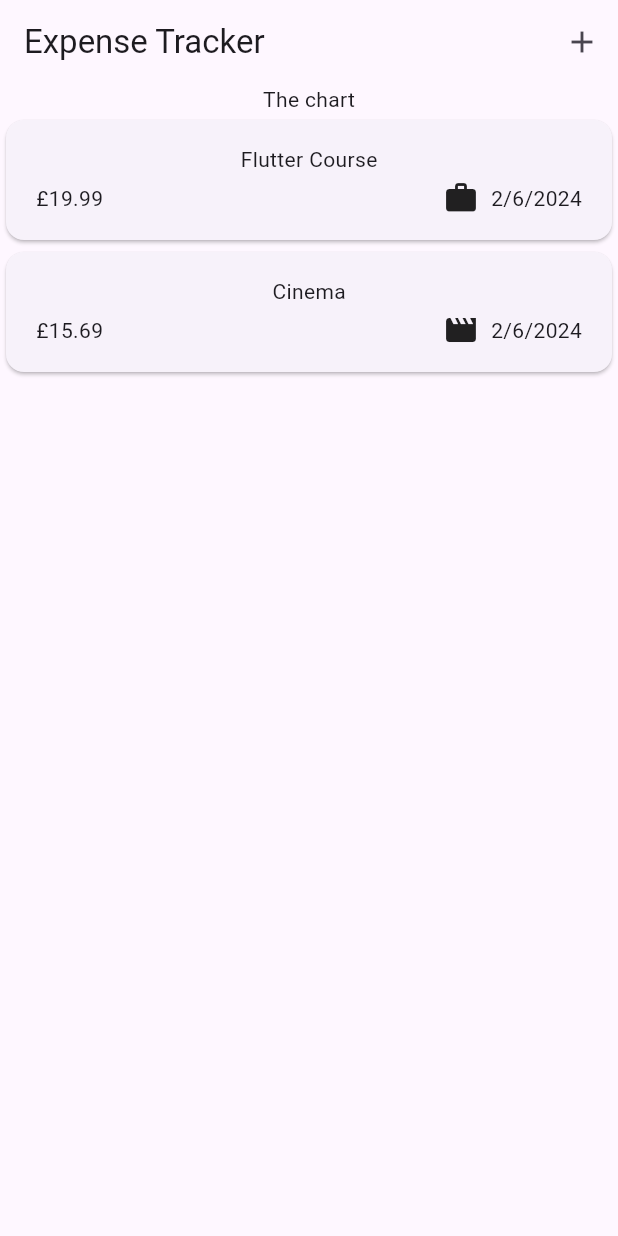
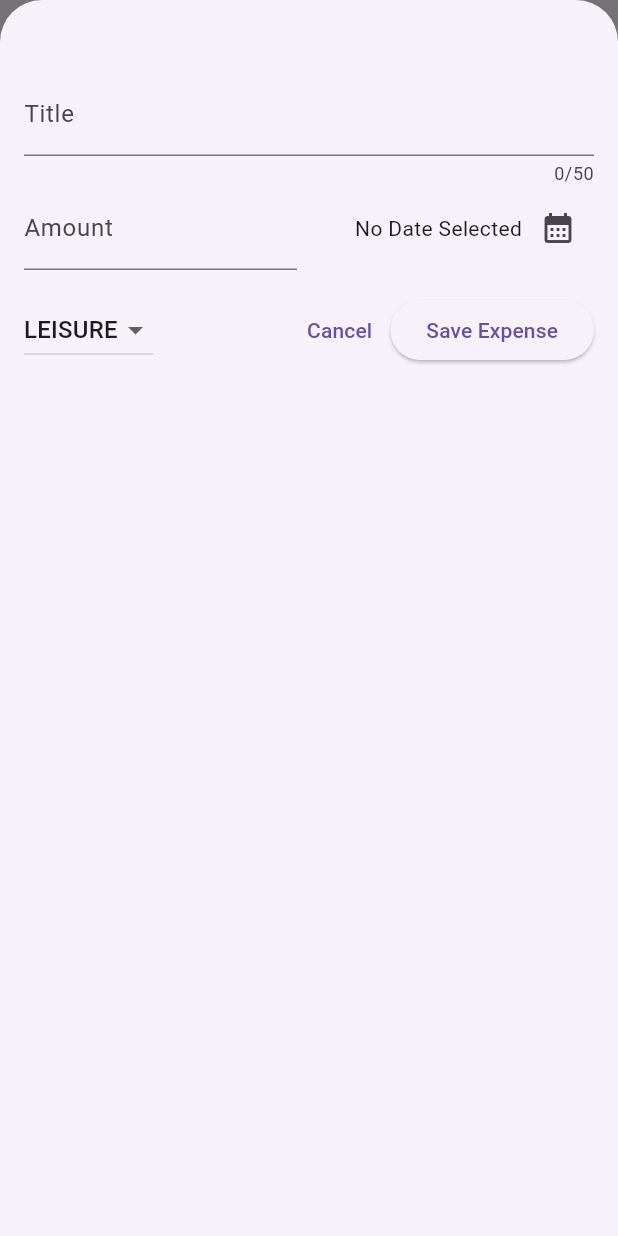
Before and after one commit to oscarlagatta/flutter_expense_tracker, a Flutter app: the screen it shows after launch, after a tap on the "add" icon, on a phone screen of 412 x 824 dp. Run offline on Flutter 3.47's test engine with Material 3 defaults, Android fonts, the phone set to English and light mode, and no system bars.

Commit message:
crud operations

```diff
--- a/lib/widgets/expenses.dart
+++ b/lib/widgets/expenses.dart
@@ -1,5 +1,6 @@
 import 'package:expense_tracker/model/expense.dart';
 import 'package:expense_tracker/widgets/expenses_list/expenses_list.dart';
+import 'package:expense_tracker/widgets/new_expense.dart';
 import 'package:flutter/material.dart';
 
 class Expenses extends StatefulWidget {
@@ -28,14 +29,61 @@ class _ExpensesState extends State<Expenses> {
     ),
   ];
 
+  void _openAddExpenseOverlay() {
+    showModalBottomSheet(
+      isScrollControlled: true,
+      context: context,
+      builder: (ctx) => NewExpense(onAddExpense: _addExpense),
+    );
+  }
+
+  void _addExpense(Expense expense) {
+    setState(() {
+      _retisteredExpenses.add(expense);
+    });
+  }
+
+  void _removeExpense(Expense expense) {
+
+    final expenseIndex = _retisteredExpenses.indexOf(expense);
+
+    setState(() {
+      _retisteredExpenses.remove(expense);
+    });
+
+    ScaffoldMessenger.of(context).clearSnackBars();
+
+    ScaffoldMessenger.of(context).showSnackBar(
+      SnackBar(
+        duration: const Duration(seconds: 3),
+        content: const Text('Expense deleted.'),
+        action: SnackBarAction(label: 'Undo', onPressed: () {
+          setState(() {
+            _retisteredExpenses.insert(expenseIndex, expense);
+          });
+        }),
+        ),
+    );
+  }
+
   @override
   Widget build(BuildContext context) {
+    Widget mainContent = const Center(
+      child: Text('No expenses found. Start adding some!'),
+    );
+
+    if (_retisteredExpenses.isNotEmpty) {
+      mainContent = ExpensesList(
+        expenses: _retisteredExpenses,
+        onRemoveExpense: _removeExpense,
+      );
+    }
     return Scaffold(
       appBar: AppBar(
         title: const Text('Expense Tracker'),
         actions: [
           IconButton(
-            onPressed: () {},
+            onPressed: _openAddExpenseOverlay,
             icon: const Icon(Icons.add),
           )
         ],
@@ -43,9 +91,7 @@ class _ExpensesState extends State<Expenses> {
       body: Column(
         children: [
           const Text('The chart'),
-          Expanded(
-            child: ExpensesList(expenses: _retisteredExpenses),
-          ),
+          Expanded(child: mainContent),
         ],
       ),
     );
--- a/lib/widgets/expenses_list/expenses_list.dart
+++ b/lib/widgets/expenses_list/expenses_list.dart
@@ -3,17 +3,24 @@ import 'package:expense_tracker/widgets/expenses_list/expense_item.dart';
 import 'package:flutter/material.dart';
 
 class ExpensesList extends StatelessWidget {
-
-  const ExpensesList({ super.key, required this.expenses, });
+  const ExpensesList(
+      {super.key, required this.expenses, required this.onRemoveExpense});
 
   final List<Expense> expenses;
 
+  final void Function(Expense expense) onRemoveExpense;
+
   @override
   Widget build(BuildContext context) {
-    return
-    ListView.builder(
+    return ListView.builder(
       itemCount: expenses.length,
-      itemBuilder: (ctx, index) => ExpenseItem(expenses[index]),
+      itemBuilder: (ctx, index) => Dismissible(
+        key: ValueKey(expenses[index]),
+        onDismissed: (direction) {
+          onRemoveExpense(expenses[index]);
+        },
+        child: ExpenseItem(expenses[index]),
+      ),
     );
   }
 }
--- /dev/null
+++ b/lib/widgets/new_expense.dart
@@ -0,0 +1,162 @@
+import 'package:flutter/material.dart';
+import 'package:expense_tracker/model/expense.dart';
+
+class NewExpense extends StatefulWidget {
+  const NewExpense({super.key, required this.onAddExpense});
+
+  final void Function(Expense expense) onAddExpense;
+
+  @override
+  State<NewExpense> createState() {
+    // TODO: implement createState
+    return _NewExpense();
+  }
+}
+
+class _NewExpense extends State<NewExpense> {
+  final _titleController = TextEditingController();
+  final _amountController = TextEditingController();
+  DateTime? _selectedDate;
+
+  Category _selectedCategory = Category.leisure;
+
+  void _presentDatePicker() async {
+    final now = DateTime.now();
+    final firstDate = DateTime(now.year - 1, now.month, now.day);
+
+    final pickedDate = await showDatePicker(
+        context: context,
+        initialDate: now,
+        firstDate: firstDate,
+        lastDate: now);
+
+    setState(() {
+      _selectedDate = pickedDate;
+    });
+  }
+
+  void _submitExpenseData() {
+    final enteredAmount = double.tryParse(_amountController.text);
+    final amountIsInvalid = enteredAmount == null || enteredAmount <= 0;
+
+    if (_titleController.text.trim().isEmpty ||
+        amountIsInvalid ||
+        _selectedDate == null) {
+      showDialog(
+        context: context,
+        builder: (ctx) => AlertDialog(
+          title: const Text('Invalid Input'),
+          content: const Text(
+              'Please make sure a valid title, amount, date and category was entered.'),
+          actions: [
+            TextButton(
+                onPressed: () {
+                  Navigator.pop(ctx);
+                },
+                child: const Text('Okay'))
+          ],
+        ),
+      );
+      return;
+    }
+
+    widget.onAddExpense(Expense(
+        title: _titleController.text,
+        amount: enteredAmount,
+        date: _selectedDate!,
+        category: _selectedCategory));
+
+    Navigator.pop(context);
+  }
+
+  @override
+  void dispose() {
+    _titleController.dispose();
+    _amountController.dispose();
+    super.dispose();
+  }
+
+  @override
+  Widget build(BuildContext context) {
+    return Padding(
+      padding: const EdgeInsets.fromLTRB(16, 48, 16,16),
+      child: Column(
+        children: [
+          TextField(
+            controller: _titleController,
+            maxLength: 50,
+            decoration: const InputDecoration(label: Text('Title')),
+          ),
+          Row(
+            children: [
+              Expanded(
+                child: TextField(
+                  controller: _amountController,
+                  keyboardType: TextInputType.number,
+                  decoration: const InputDecoration(
+                    prefixText: '£ ',
+                    label: Text('Amount'),
+                  ),
+                ),
+              ),
+              const SizedBox(
+                width: 16,
+              ),
+              Expanded(
+                child: Row(
+                  mainAxisAlignment: MainAxisAlignment.end,
+                  crossAxisAlignment: CrossAxisAlignment.center,
+                  children: [
+                    Text(_selectedDate == null
+                        ? 'No Date Selected'
+                        : formatter.format(_selectedDate!)),
+                    IconButton(
+                      onPressed: _presentDatePicker,
+                      icon: const Icon(Icons.calendar_month),
+                    )
+                  ],
+                ),
+              ),
+            ],
+          ),
+          const SizedBox(
+            height: 16,
+          ),
+          Row(
+            children: [
+              DropdownButton(
+                  value: _selectedCategory,
+                  items: Category.values
+                      .map((category) => DropdownMenuItem(
+                            value: category,
+                            child: Text(
+                              category.name.toUpperCase(),
+                            ),
+                          ))
+                      .toList(),
+                  onChanged: (value) {
+                    if (value == null) {
+                      return;
+                    }
+                    setState(() {
+                      _selectedCategory = value!;
+                    });
+                  }),
+              const Spacer(),
+              TextButton(
+                onPressed: () {
+                  Navigator.pop(context);
+                },
+                child: const Text('Cancel'),
+              ),
+              ElevatedButton(
+                onPressed: _submitExpenseData,
+                child: const Text('Save Expense'),
+              ),
+            ],
+          )
+        ],
+      ),
+    );
+  }
+}
```
